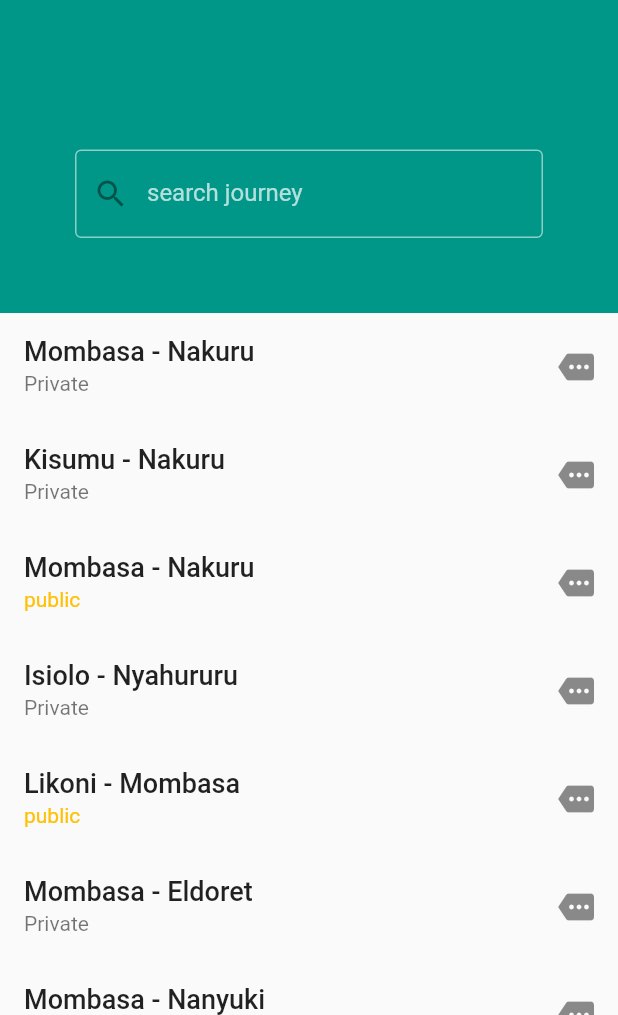
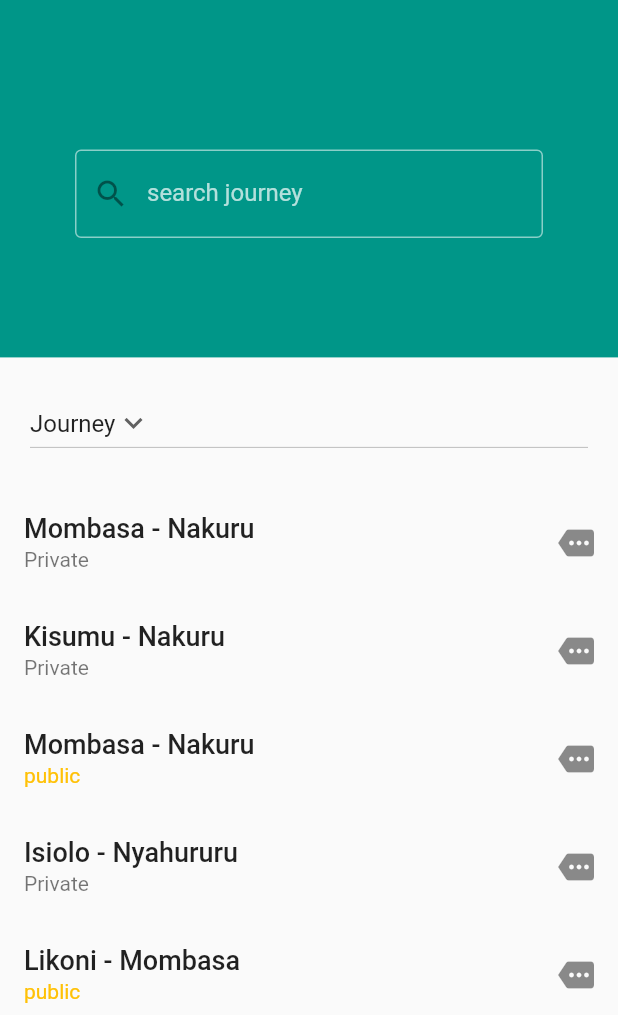
Before and after one commit to jamesguru/Jcargo, a Flutter app: the screen it shows after launch, on a phone screen of 412 x 824 dp, the part 221-1236 px from its top. Run offline on Flutter 3.47's test engine with Material 2 defaults, Android fonts, the phone set to English and light mode, and no system bars.

Commit message:
working on detail page

```diff
--- a/jcargo/lib/Pages/Homepage.dart
+++ b/jcargo/lib/Pages/Homepage.dart
@@ -1,10 +1,19 @@
 import 'package:flutter/material.dart';
+import 'package:jcargo/Pages/Journey.dart';
 
 class HomePage extends StatelessWidget {
   const HomePage({super.key});
 
   @override
   Widget build(BuildContext context) {
+    String dropdownvalue = 'Journey';
+
+    // List of items in our dropdown menu
+    var items = [
+      'Journey',
+      'Movers',
+      'Parcels',
+    ];
     return Scaffold(
         drawer:
             const Drawer(backgroundColor: Color.fromARGB(255, 88, 214, 202)),
@@ -15,7 +24,7 @@ class HomePage extends StatelessWidget {
         body: ListView(
           children: [
             Container(
-              height: 300,
+              height: MediaQuery.of(context).size.width * 0.8,
               width: double.infinity,
               color: Colors.teal,
               child: Column(children: [
@@ -47,79 +56,28 @@ class HomePage extends StatelessWidget {
                 )
               ]),
             ),
-            const ListTile(
-              subtitle: Text('Private'),
-              title: Text(
-                'Mombasa - Nakuru',
-                style: TextStyle(fontSize: 18, fontWeight: FontWeight.w500),
+            Padding(
+              padding: const EdgeInsets.all(20),
+              child: DropdownButton(
+                // Initial Value
+                value: dropdownvalue,
+
+                // Down Arrow Icon
+                icon: const Icon(Icons.keyboard_arrow_down),
+
+                // Array list of items
+                items: items.map((String items) {
+                  return DropdownMenuItem(
+                    value: items,
+                    child: Text(items),
+                  );
+                }).toList(),
+                // After selecting the desired option,it will
+                // change button value to selected value
+                onChanged: (String? newValue) {},
               ),
-              trailing: Icon(Icons.more),
             ),
-            const ListTile(
-              subtitle: Text('Private'),
-              title: Text(
-                'Kisumu - Nakuru',
-                style: TextStyle(fontSize: 18, fontWeight: FontWeight.w500),
-              ),
-              trailing: Icon(Icons.more),
-            ),
-            const ListTile(
-              subtitle: Text(
-                'public',
-                style: TextStyle(color: Colors.amber),
-              ),
-              title: Text(
-                'Mombasa - Nakuru',
-                style: TextStyle(fontSize: 18, fontWeight: FontWeight.w500),
-              ),
-              trailing: Icon(Icons.more),
-            ),
-            const ListTile(
-              subtitle: Text('Private'),
-              title: Text(
-                'Isiolo - Nyahururu',
-                style: TextStyle(fontSize: 18, fontWeight: FontWeight.w500),
-              ),
-              trailing: Icon(Icons.more),
-            ),
-            const ListTile(
-              subtitle: Text(
-                'public',
-                style: TextStyle(color: Colors.amber),
-              ),
-              title: Text(
-                'Likoni - Mombasa',
-                style: TextStyle(fontSize: 18, fontWeight: FontWeight.w500),
-              ),
-              trailing: Icon(Icons.more),
-            ),
-            const ListTile(
-              subtitle: Text('Private'),
-              title: Text(
-                'Mombasa - Eldoret',
-                style: TextStyle(fontSize: 18, fontWeight: FontWeight.w500),
-              ),
-              trailing: Icon(Icons.more),
-            ),
-            const ListTile(
-              subtitle: Text('Private'),
-              title: Text(
-                'Mombasa - Nanyuki',
-                style: TextStyle(fontSize: 18, fontWeight: FontWeight.w500),
-              ),
-              trailing: Icon(Icons.more),
-            ),
-            const ListTile(
-              subtitle: Text(
-                'public',
-                style: TextStyle(color: Colors.amber),
-              ),
-              title: Text(
-                'Nairobi - Nakuru',
-                style: TextStyle(fontSize: 18, fontWeight: FontWeight.w500),
-              ),
-              trailing: Icon(Icons.more),
-            ),
+            const Journey(),
           ],
         ));
   }
--- /dev/null
+++ b/jcargo/lib/Pages/Journey.dart
@@ -0,0 +1,97 @@
+import 'package:flutter/cupertino.dart';
+import 'package:flutter/material.dart';
+
+import 'package:jcargo/Pages/JourneyDetail.dart';
+
+class Journey extends StatelessWidget {
+  const Journey({super.key});
+
+  @override
+  Widget build(BuildContext context) {
+    return SizedBox(
+      child: Column(children: [
+        GestureDetector(
+          onTap: () {
+            Navigator.push(
+              context,
+              MaterialPageRoute(builder: (context) => const JourneyDetail()),
+            );
+          },
+          child: const ListTile(
+            subtitle: Text('Private'),
+            title: Text(
+              'Mombasa - Nakuru',
+              style: TextStyle(fontSize: 18, fontWeight: FontWeight.w500),
+            ),
+            trailing: Icon(Icons.more),
+          ),
+        ),
+        const ListTile(
+          subtitle: Text('Private'),
+          title: Text(
+            'Kisumu - Nakuru',
+            style: TextStyle(fontSize: 18, fontWeight: FontWeight.w500),
+          ),
+          trailing: Icon(Icons.more),
+        ),
+        const ListTile(
+          subtitle: Text(
+            'public',
+            style: TextStyle(color: Colors.amber),
+          ),
+          title: Text(
+            'Mombasa - Nakuru',
+            style: TextStyle(fontSize: 18, fontWeight: FontWeight.w500),
+          ),
+          trailing: Icon(Icons.more),
+        ),
+        const ListTile(
+          subtitle: Text('Private'),
+          title: Text(
+            'Isiolo - Nyahururu',
+            style: TextStyle(fontSize: 18, fontWeight: FontWeight.w500),
+          ),
+          trailing: Icon(Icons.more),
+        ),
+        const ListTile(
+          subtitle: Text(
+            'public',
+            style: TextStyle(color: Colors.amber),
+          ),
+          title: Text(
+            'Likoni - Mombasa',
+            style: TextStyle(fontSize: 18, fontWeight: FontWeight.w500),
+          ),
+          trailing: Icon(Icons.more),
+        ),
+        const ListTile(
+          subtitle: Text('Private'),
+          title: Text(
+            'Mombasa - Eldoret',
+            style: TextStyle(fontSize: 18, fontWeight: FontWeight.w500),
+          ),
+          trailing: Icon(Icons.more),
+        ),
+        const ListTile(
+          subtitle: Text('Private'),
+          title: Text(
+            'Mombasa - Nanyuki',
+            style: TextStyle(fontSize: 18, fontWeight: FontWeight.w500),
+          ),
+          trailing: Icon(Icons.more),
+        ),
+        const ListTile(
+          subtitle: Text(
+            'public',
+            style: TextStyle(color: Colors.amber),
+          ),
+          title: Text(
+            'Nairobi - Nakuru',
+            style: TextStyle(fontSize: 18, fontWeight: FontWeight.w500),
+          ),
+          trailing: Icon(Icons.more),
+        ),
+      ]),
+    );
+  }
+}
--- /dev/null
+++ b/jcargo/lib/Pages/JourneyDetail.dart
@@ -0,0 +1,12 @@
+import 'package:flutter/material.dart';
+
+class JourneyDetail extends StatelessWidget {
+  const JourneyDetail({super.key});
+
+  @override
+  Widget build(BuildContext context) {
+    return const Scaffold(
+      body: Center(child: Text('Details')),
+    );
+  }
+}
```
